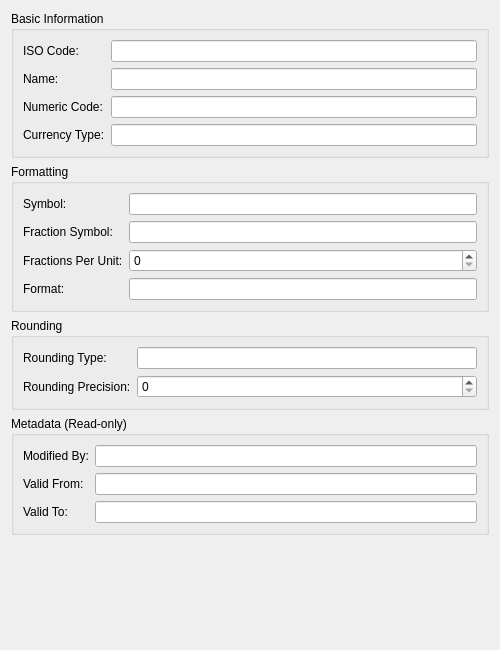
First picture: the form in projects/ores.qt/CurrencyDetailPanel.ui, repository OreStudio/OreStudio, before the edit.
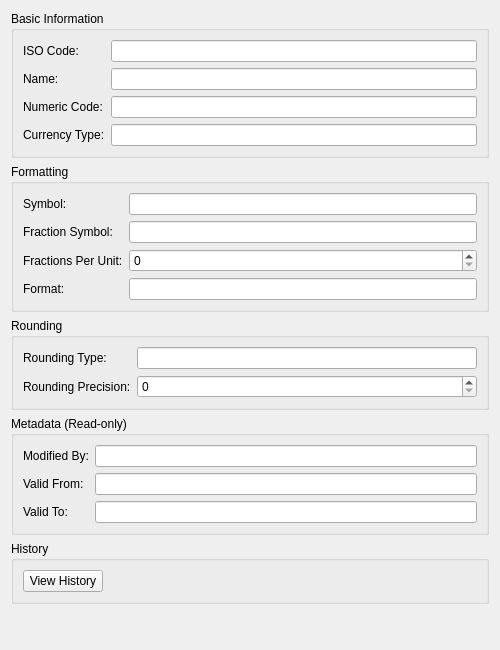
Second picture: the form after the edit. Icons and pictures are not drawn.

Commit message: [risk, qt] Add basic support for currency history

Patch:
```diff
--- a/projects/ores.qt/CurrencyDetailPanel.ui
+++ b/projects/ores.qt/CurrencyDetailPanel.ui
@@ -213,6 +213,39 @@
      </layout>
     </widget>
    </item>
+   <item>
+    <widget class="QGroupBox" name="historyGroup">
+     <property name="title">
+      <string>History</string>
+     </property>
+     <layout class="QHBoxLayout" name="historyLayout">
+      <item>
+       <widget class="QPushButton" name="viewHistoryButton">
+        <property name="text">
+         <string>View History</string>
+        </property>
+        <property name="icon">
+         <iconset>
+          <normaloff>ic_fluent_history_20_regular.svg</normaloff>ic_fluent_history_20_regular.svg</iconset>
+        </property>
+       </widget>
+      </item>
+      <item>
+       <spacer name="horizontalSpacer">
+        <property name="orientation">
+         <enum>Qt::Horizontal</enum>
+        </property>
+        <property name="sizeHint" stdset="0">
+         <size>
+          <width>40</width>
+          <height>20</height>
+         </size>
+        </property>
+       </spacer>
+      </item>
+     </layout>
+    </widget>
+   </item>
    <item>
     <spacer name="verticalSpacer">
      <property name="orientation">
```
The commit also changes 12 other files.
